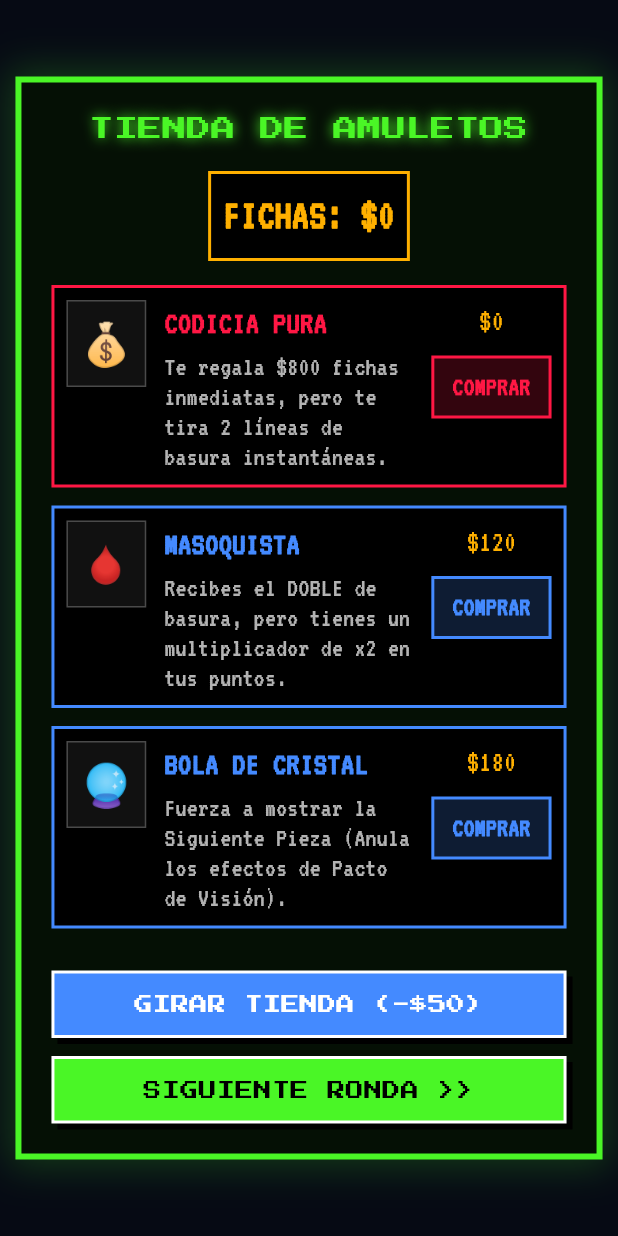
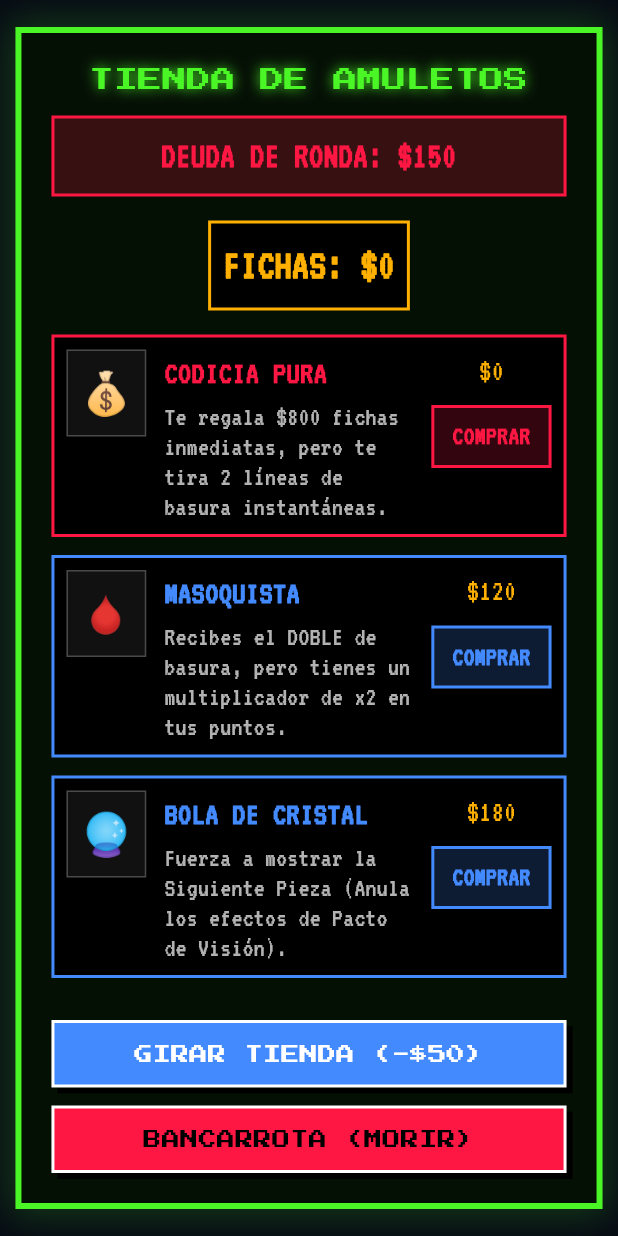
Before and after one commit to R132024/Tetrix-Ultimate-V0.1, a Flutter app: the CasinoShopModal widget shown alone on an empty page, opened directly with empty values, on a phone screen of 412 x 824 dp. Run offline on Flutter 3.47's test engine with Material 3 defaults, Android fonts, the phone set to English and light mode, and no system bars; our stand-ins replace app_links, audioplayers, firebase_core, firebase_database, google_fonts, google_mobile_ads and 6 more; missing offline and left inert: audio_session, flutter_webrtc, nearby_connections, oauth2, spotify; accounts and stored records are empty; network calls fail; statements that could not run were skipped.

Commit message:
feat: Add debt mechanic to Casino mode

```diff
--- a/lib/casino/logic/casino_engine.dart
+++ b/lib/casino/logic/casino_engine.dart
@@ -34,6 +34,7 @@ class CasinoEngine implements GameEngine {
   // Casino specifics
   int currentRound = 1;
   int get targetScore => (1000 * pow(1.8, currentRound - 1)).floor();
+  int get targetDebt => currentRound * 150;
   List<Charm> activeCharms = [];
   int roundScore = 0;
   int runMoney = 0; // Fichas de la partida (Run Money)
--- a/lib/casino/ui/casino_screen.dart
+++ b/lib/casino/ui/casino_screen.dart
@@ -387,6 +387,9 @@ class _CasinoScreenState extends State<CasinoScreen>
                       onNextRound: () {
                         _engine.nextRound();
                       },
+                      onGameOver: () {
+                        _engine.forceGameOver();
+                      },
                     ),
                   );
                 } else if (_engine.state.status == GameStatus.paused) {
--- a/lib/casino/ui/casino_shop_modal.dart
+++ b/lib/casino/ui/casino_shop_modal.dart
@@ -7,11 +7,13 @@ import 'package:cubix_blast/casino/logic/casino_engine.dart';
 class CasinoShopModal extends StatefulWidget {
   final CasinoEngine engine;
   final VoidCallback onNextRound;
+  final VoidCallback onGameOver;
 
   const CasinoShopModal({
     super.key,
     required this.engine,
     required this.onNextRound,
+    required this.onGameOver,
   });
 
   @override
@@ -74,6 +76,8 @@ class _CasinoShopModalState extends State<CasinoShopModal> {
 
   @override
   Widget build(BuildContext context) {
+    final bool canPayDebt = widget.engine.runMoney >= widget.engine.targetDebt;
+
     return BackdropFilter(
       filter: ImageFilter.blur(sigmaX: 5, sigmaY: 5),
       child: Center(
@@ -103,6 +107,23 @@ class _CasinoShopModalState extends State<CasinoShopModal> {
                     const Shadow(color: crtGreen, blurRadius: 10)
                   ]),
                 ),
+                const SizedBox(height: 12),
+
+                // PANEL DE DEUDA
+                Container(
+                  width: double.infinity,
+                  padding: const EdgeInsets.symmetric(vertical: 8),
+                  decoration: BoxDecoration(
+                    color: crtRed.withValues(alpha: 0.2),
+                    border: Border.all(color: crtRed, width: 2),
+                  ),
+                  child: Text(
+                    'DEUDA DE RONDA: \$${widget.engine.targetDebt}',
+                    textAlign: TextAlign.center,
+                    style: GoogleFonts.vt323(color: crtRed, fontSize: 24, fontWeight: FontWeight.bold),
+                  ),
+                ),
+
                 const SizedBox(height: 16),
                 Container(
                   padding: const EdgeInsets.all(8),
@@ -132,10 +153,19 @@ class _CasinoShopModalState extends State<CasinoShopModal> {
                 ),
                 const SizedBox(height: 12),
                 _buildRetroButton(
-                  text: 'SIGUIENTE RONDA >>',
-                  color: crtGreen,
+                  text: canPayDebt ? 'PAGAR DEUDA Y AVANZAR >>' : 'BANCARROTA (MORIR)',
+                  color: canPayDebt ? crtGreen : crtRed,
                   textColor: Colors.black,
-                  onPressed: widget.onNextRound,
+                  onPressed: () {
+                    if (canPayDebt) {
+                      setState(() {
+                        widget.engine.runMoney -= widget.engine.targetDebt;
+                      });
+                      widget.onNextRound();
+                    } else {
+                      widget.onGameOver();
+                    }
+                  },
                 ),
               ],
             ),
```
Also changed, not shown: 1 other file.
